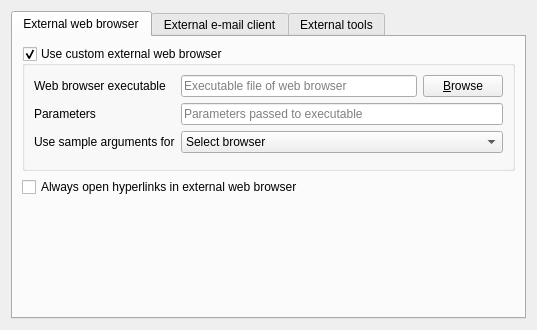
Old version of the form src/librssguard/gui/settings/settingsbrowsermail.ui in the repository martinrotter/rssguard.
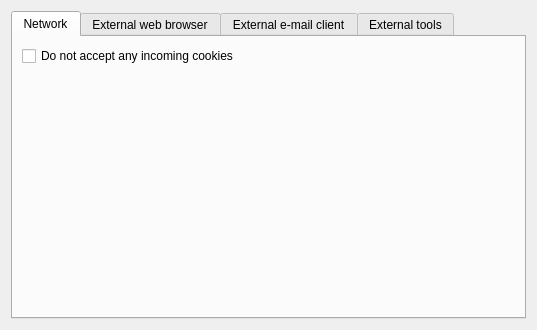
New version of the form. Custom widgets are drawn as their Qt base class.

Commit message: allow user to disable all incoming cookies for greate privacy

Patch:
```diff
--- a/src/librssguard/gui/settings/settingsbrowsermail.ui
+++ b/src/librssguard/gui/settings/settingsbrowsermail.ui
@@ -16,6 +16,20 @@
      <property name="currentIndex">
       <number>0</number>
      </property>
+     <widget class="QWidget" name="m_tabNetwork">
+      <attribute name="title">
+       <string>Network</string>
+      </attribute>
+      <layout class="QFormLayout" name="formLayout_3">
+       <item row="0" column="0" colspan="2">
+        <widget class="QCheckBox" name="m_cbIgnoreAllCookies">
+         <property name="text">
+          <string>Do not accept any incoming cookies</string>
+         </property>
+        </widget>
+       </item>
+      </layout>
+     </widget>
      <widget class="QWidget" name="m_tabExternalBrowser">
       <attribute name="title">
        <string>External web browser</string>
```
The commit also changes 6 other files.
